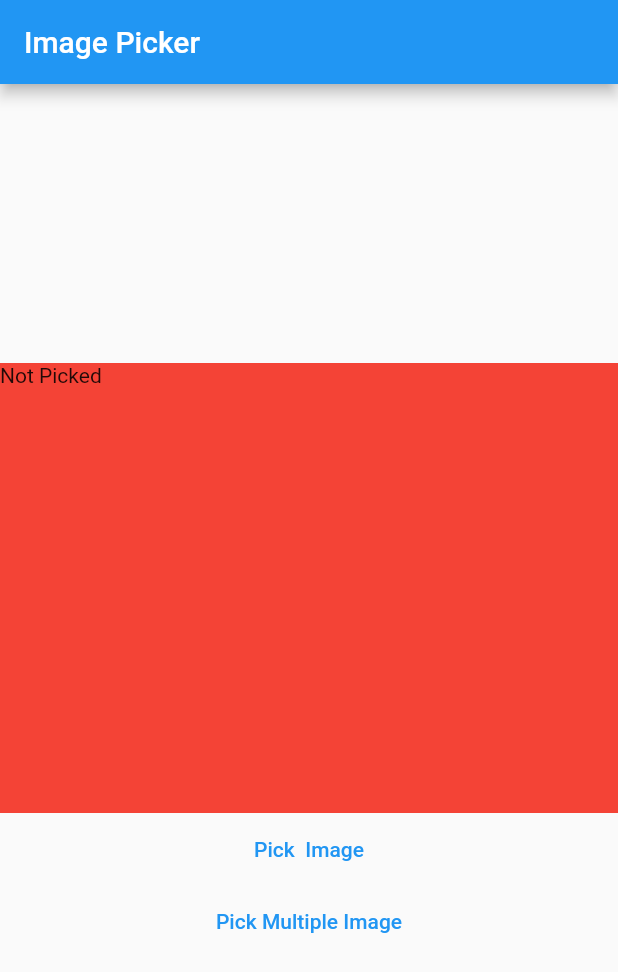
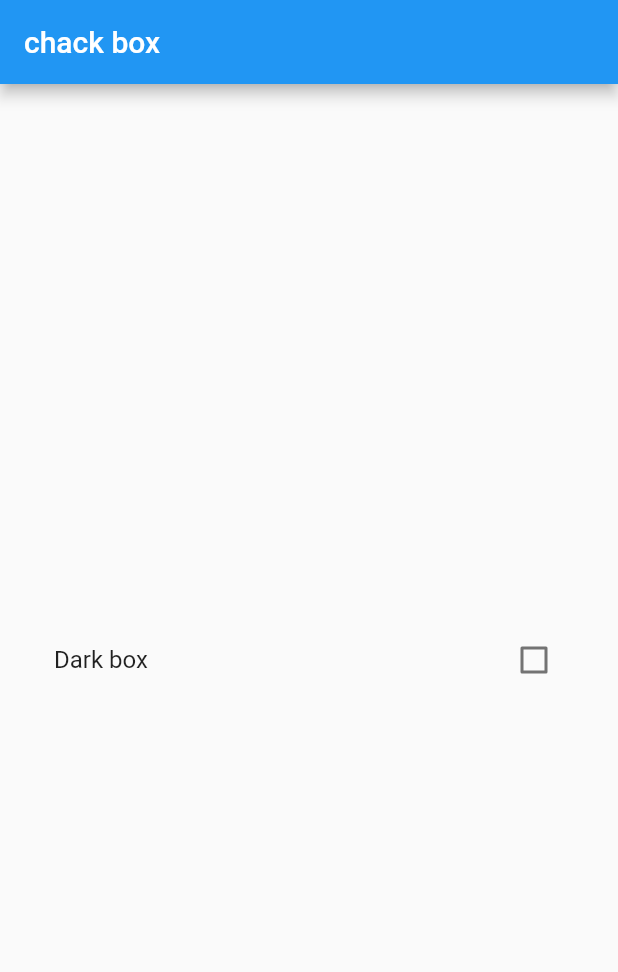
Before and after one commit to fazlerabbe/Flutter_UI, a Flutter app: the screen it shows after launch, on a phone screen of 412 x 824 dp. Shown: the top 972 px of the screen. Run offline on Flutter 3.47's test engine with Material 2 defaults, Android fonts, the phone set to English and light mode, and no system bars; our stand-ins replace animated_text_kit, image_picker.

Commit message:
chack box

```diff
--- /dev/null
+++ b/lib/chackBoxWidget.dart
@@ -0,0 +1,30 @@
+import 'package:flutter/material.dart';
+
+class ChackBoxWidget extends StatefulWidget {
+  const ChackBoxWidget({super.key});
+
+  @override
+  State<ChackBoxWidget> createState() => _ChackBoxWidgetState();
+}
+
+class _ChackBoxWidgetState extends State<ChackBoxWidget> {
+  bool valuefirst = false;
+  @override
+  Widget build(BuildContext context) {
+    return Scaffold(
+        appBar: AppBar(title: Text("chack box")),
+        body: Center(
+          child: Padding(
+              padding: const EdgeInsets.all(20),
+              child: CheckboxListTile(
+                title: Text("Dark box"),
+                checkColor: Colors.greenAccent,
+                activeColor: Colors.red,
+                value: this.valuefirst,
+                onChanged: ((bool? value) => setState(() {
+                      this.valuefirst = value!;
+                    })),
+              )),
+        ));
+  }
+}
--- a/lib/main.dart
+++ b/lib/main.dart
@@ -5,6 +5,7 @@ import 'package:my_app1/LIstGrid.dart';
 import 'package:my_app1/alert.dart';
 import 'package:my_app1/animatedWidget.dart';
 import 'package:my_app1/bottom_Sheet.dart';
+import 'package:my_app1/chackBoxWidget.dart';
 import 'package:my_app1/dropDownWidget.dart';
 import 'package:my_app1/formWidget.dart';
 import 'package:my_app1/image.dart';
@@ -28,7 +29,7 @@ class MyApp extends StatelessWidget {
         debugShowCheckedModeBanner: false,
         theme:
             ThemeData(brightness: Brightness.light, primaryColor: Colors.red),
-        home: ImagePickerWidget()
+        home:ChackBoxWidget()
         );
   }
 }
```
Also changed, not shown: lib/dropDown.dart (added, +44 -0 lines).
